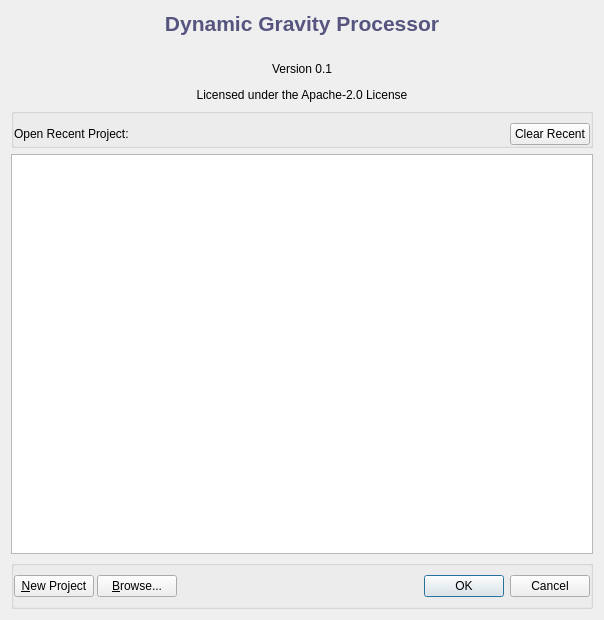
First picture: the form in dgp/gui/ui/recent_project_dialog.ui, repository DynamicGravitySystems/DGP, before the edit.
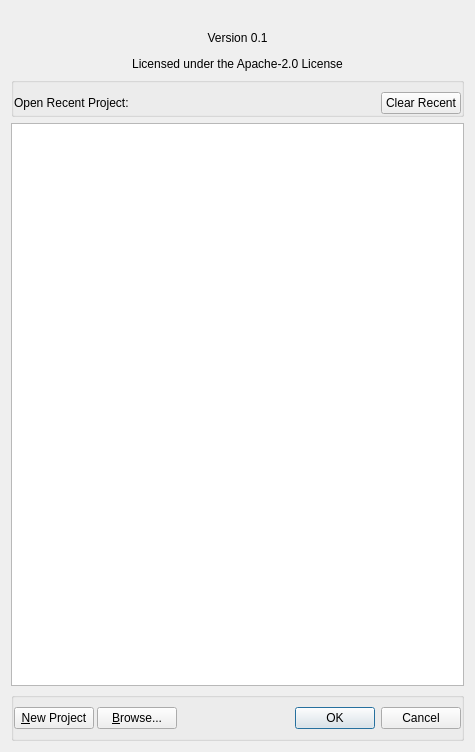
Second picture: the form after the edit. Icons and pictures are not drawn.

What changed in the file:
```diff
--- a/dgp/gui/ui/recent_project_dialog.ui
+++ b/dgp/gui/ui/recent_project_dialog.ui
@@ -6,8 +6,8 @@
    <rect>
     <x>0</x>
     <y>0</y>
-    <width>604</width>
-    <height>620</height>
+    <width>475</width>
+    <height>752</height>
    </rect>
   </property>
   <property name="sizePolicy">
@@ -24,13 +24,6 @@
     <normaloff>:/images/geoid</normaloff>:/images/geoid</iconset>
   </property>
   <layout class="QVBoxLayout" name="verticalLayout">
-   <item>
-    <widget class="QLabel" name="ql_title">
-     <property name="text">
-      <string>&lt;html&gt;&lt;head/&gt;&lt;body&gt;&lt;p align=&quot;center&quot;&gt;&lt;span style=&quot; font-size:16pt; font-weight:600; color:#55557f;&quot;&gt;Dynamic Gravity Processor&lt;/span&gt;&lt;/p&gt;&lt;/body&gt;&lt;/html&gt;</string>
-     </property>
-    </widget>
-   </item>
    <item alignment="Qt::AlignHCenter|Qt::AlignVCenter">
     <widget class="QLabel" name="label_globeico">
      <property name="frameShape">
```
Left out of the diff: 4 changed lines with no effect on the pictures.
